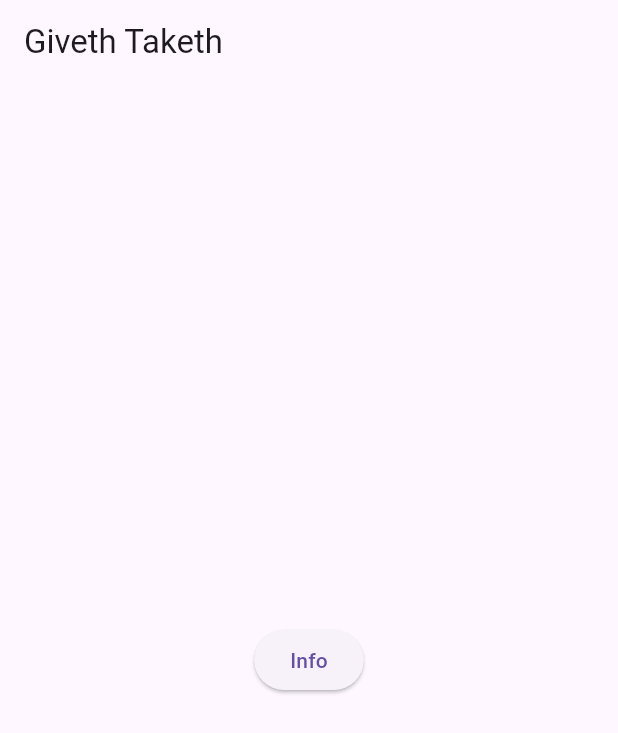
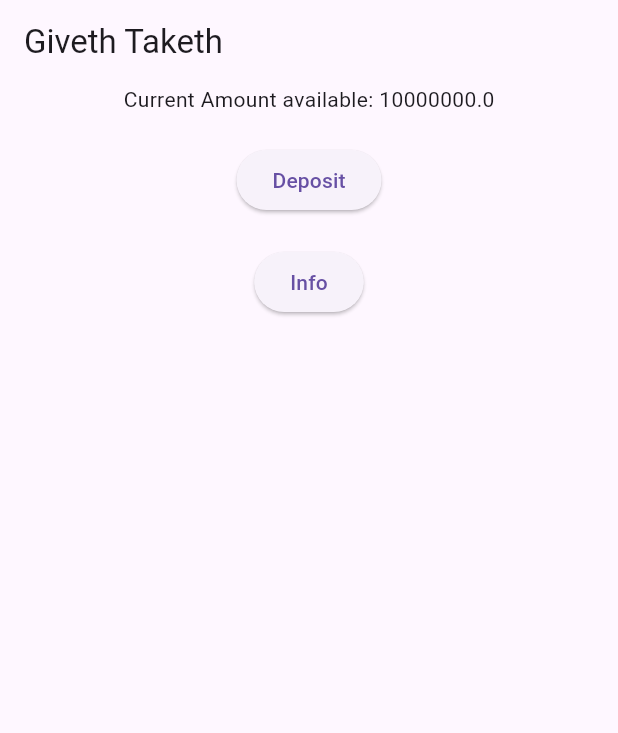
Before and after one commit to crcdng/giveth_taketh, a Flutter app: the screen it shows after launch, on a phone screen of 412 x 824 dp. Shown: the top 733 px of the screen. Run offline on Flutter 3.47's test engine with Material 3 defaults, Android fonts, the light colour scheme and no system bars; missing offline and left inert: web3modal_flutter; statements that could not run were skipped.

Commit message:
deposit transaction

```diff
--- a/lib/app_screen.dart
+++ b/lib/app_screen.dart
@@ -5,8 +5,9 @@ import 'package:giveth_taketh/info_screen.dart';
 import 'package:http/http.dart';
 // import 'package:web3dart/web3dart.dart';
 import 'package:web3modal_flutter/web3modal_flutter.dart';
+import 'constants.dart' as constants;
 
-import 'constants.dart' as constants;
+typedef TransactionHash = String;
 
 class AppScreen extends StatefulWidget {
   const AppScreen({super.key});
@@ -21,6 +22,20 @@ class _AppScreenState extends State<AppScreen> {
   late W3MService _w3mService;
   final _chainId = "11155111";
 
+  // state
+
+  late double currentBalance;
+
+  // ---- transactions
+
+  Future<TransactionHash> deposit(EtherAmount etherAmount) async {
+    TransactionHash result = await transact(
+        functionName: "deposit", params: [], etherAmount: etherAmount);
+    return result;
+  }
+
+  // ---- subscription
+
   // ---- web3dart
 
   Future<DeployedContract> loadContractFromAbi() async {
@@ -32,6 +47,25 @@ class _AppScreenState extends State<AppScreen> {
     return contract;
   }
 
+  Future<TransactionHash> transact(
+      {required String functionName,
+      required List<dynamic> params,
+      EtherAmount? etherAmount}) async {
+    final contract = await loadContractFromAbi();
+    final ethFunction = contract.function(functionName);
+    EthPrivateKey credentials =
+        EthPrivateKey.fromHex(constants.testPrivateKey); // Temp account
+    final result = await _ethClient.sendTransaction(
+        credentials,
+        Transaction.callContract(
+            contract: contract,
+            function: ethFunction,
+            parameters: params,
+            value: etherAmount),
+        chainId: null,
+        fetchChainIdFromNetworkId: true);
+    return result;
+  }
   // ---- w3modal
 
   void initializeWeb3ModalService() async {
@@ -106,6 +140,8 @@ class _AppScreenState extends State<AppScreen> {
     _httpClient = Client();
     _ethClient = Web3Client(constants.jsonRpcUrl, _httpClient); // JSON rpc API
 
+    currentBalance = 10000000;
+
     initializeWeb3ModalService();
   }
 
@@ -127,7 +163,20 @@ class _AppScreenState extends State<AppScreen> {
         title: const Text('Giveth Taketh'),
       ),
       body: Center(
-        child: ElevatedButton(
+        child: Column(
+          children: [
+            Text("Current Amount available: $currentBalance"),
+            const SizedBox(height: 20),
+            ElevatedButton(
+              child: Text('Deposit'),
+              onPressed: () {
+                setState(() {
+                  deposit(EtherAmount.inWei(BigInt.from(50000000000000000)));
+                });
+              },
+            ),
+            const SizedBox(height: 20),
+            ElevatedButton(
               child: const Text('Info'),
               onPressed: () {
                 Navigator.push(
@@ -136,6 +185,8 @@ class _AppScreenState extends State<AppScreen> {
                 );
               },
             ),
+          ],
+        ),
       ),
     );
   }
--- a/lib/constants.dart
+++ b/lib/constants.dart
@@ -2,3 +2,4 @@ const String jsonRpcUrl = String.fromEnvironment('NODE_URL');
 const String walletConnectProjectId =
     String.fromEnvironment('WALLET_CONNECT_ID');
 const String contractAddress = String.fromEnvironment('CONTRACT_ADDRESS');
+const String testPrivateKey = String.fromEnvironment('TEST_PRIVATE_KEY');
--- a/lib/info_screen.dart
+++ b/lib/info_screen.dart
@@ -9,7 +9,7 @@ class InfoScreen extends StatelessWidget {
       appBar: AppBar(
         title: const Text('About Giveth Taketh'),
       ),
-      body: Center(
+      body: const Center(
         child: Text('About'),
       ),
     );
--- a/lib/main.dart
+++ b/lib/main.dart
@@ -10,9 +10,11 @@ class MainApp extends StatelessWidget {
 
   @override
   Widget build(BuildContext context) {
-    return const MaterialApp(
-      home: AppScreen(),
-      title: "Giveth Taketh",
+    return const SafeArea(
+      child: MaterialApp(
+        home: AppScreen(),
+        title: "Giveth Taketh",
+      ),
     );
   }
 }
```
Lines whose indentation alone changed are shown as unchanged.
